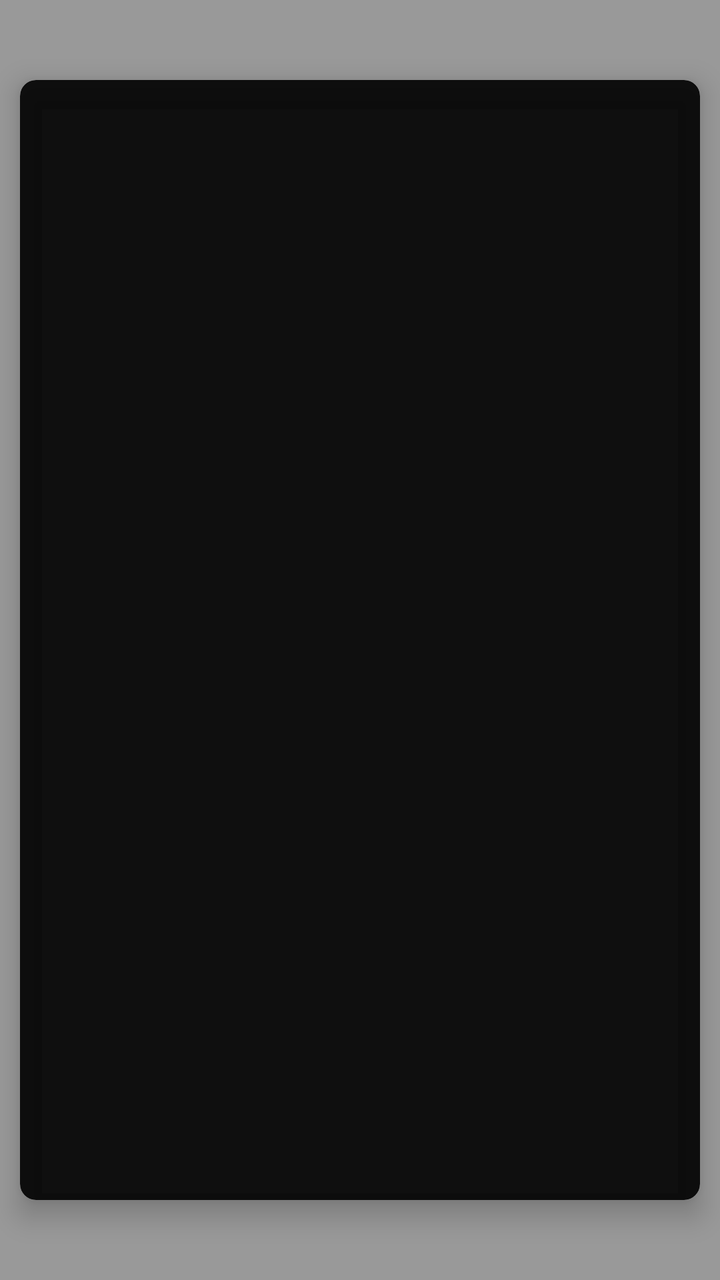
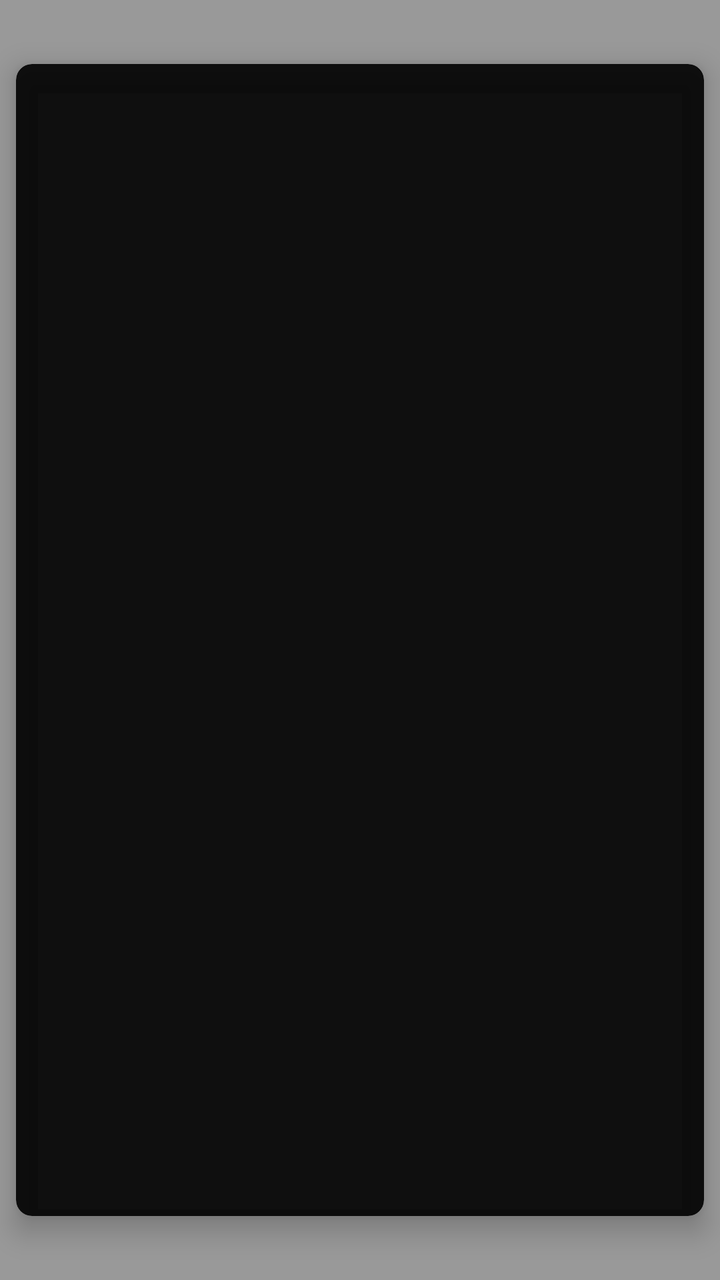

Screens rendered from an Android XML layout before and after an edit, with the pre-edit source and the edit as a unified diff.
<!-- AndroidManifest.xml: activity theme Theme.Launcher.Drawer -->
<!-- res/layout/activity_drawer.xml -->
<?xml version="1.0" encoding="utf-8"?>
<FrameLayout xmlns:android="http://schemas.android.com/apk/res/android"
    xmlns:app="http://schemas.android.com/apk/res-auto"
    android:layout_width="match_parent"
    android:layout_height="match_parent"
    android:background="#66000000">

    <androidx.cardview.widget.CardView
        android:id="@+id/drawerContainer"
        android:layout_width="match_parent"
        android:layout_height="match_parent"
        android:layout_gravity="center"
        android:layout_marginStart="10dp"
        android:layout_marginEnd="10dp"
        android:layout_marginTop="40dp"
        android:layout_marginBottom="40dp"
        app:cardCornerRadius="8dp"
        app:cardElevation="8dp"
        app:cardBackgroundColor="#E6000000">

        <androidx.recyclerview.widget.RecyclerView
            android:id="@+id/drawerRecyclerView"
            android:layout_width="match_parent"
            android:layout_height="match_parent"
            android:padding="12dp"
            android:clipToPadding="false" />

    </androidx.cardview.widget.CardView>

</FrameLayout>
<!-- resources referenced by this layout -->
<resources>
  <style name="Theme.Launcher.Drawer" parent="Theme.MaterialComponents.DayNight.NoActionBar">
          <item name="android:windowBackground">@android:color/transparent</item>
          <item name="android:windowIsTranslucent">true</item>
          <item name="android:backgroundDimEnabled">true</item>
      </style>
</resources>

<!-- the commit's change to res/layout/activity_drawer.xml (unified diff, before → after) -->
@@ -10,10 +10,10 @@
         android:layout_width="match_parent"
         android:layout_height="match_parent"
         android:layout_gravity="center"
-        android:layout_marginStart="10dp"
-        android:layout_marginEnd="10dp"
-        android:layout_marginTop="40dp"
-        android:layout_marginBottom="40dp"
+        android:layout_marginStart="8dp"
+        android:layout_marginEnd="8dp"
+        android:layout_marginTop="32dp"
+        android:layout_marginBottom="32dp"
         app:cardCornerRadius="8dp"
         app:cardElevation="8dp"
         app:cardBackgroundColor="#E6000000">
